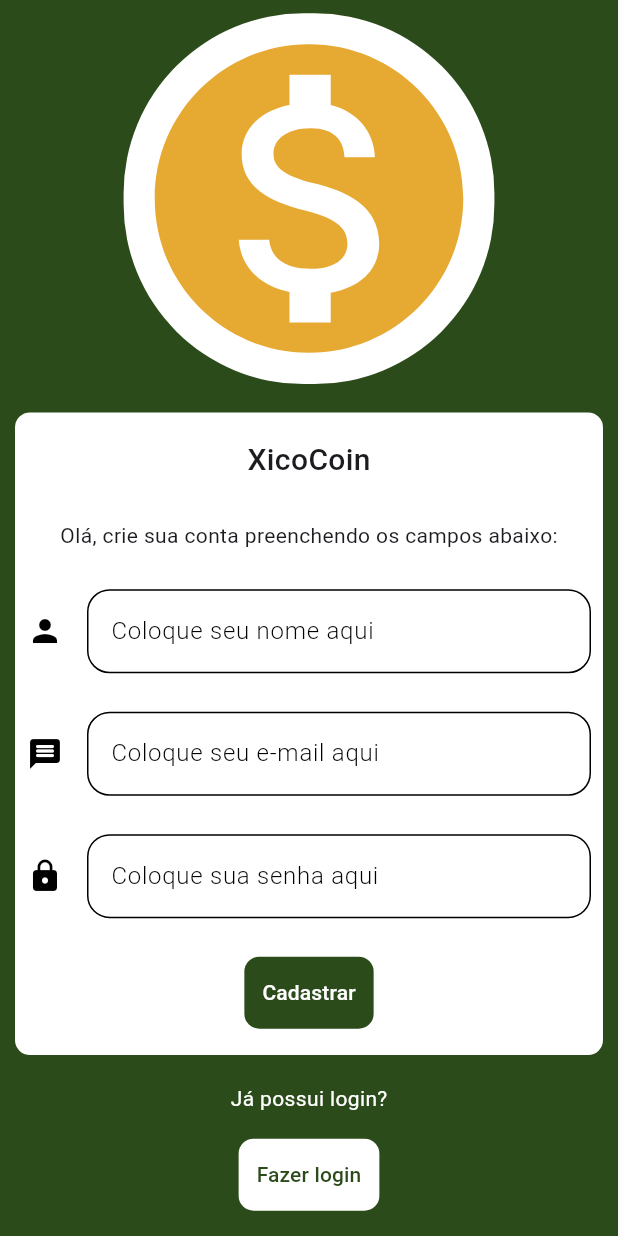
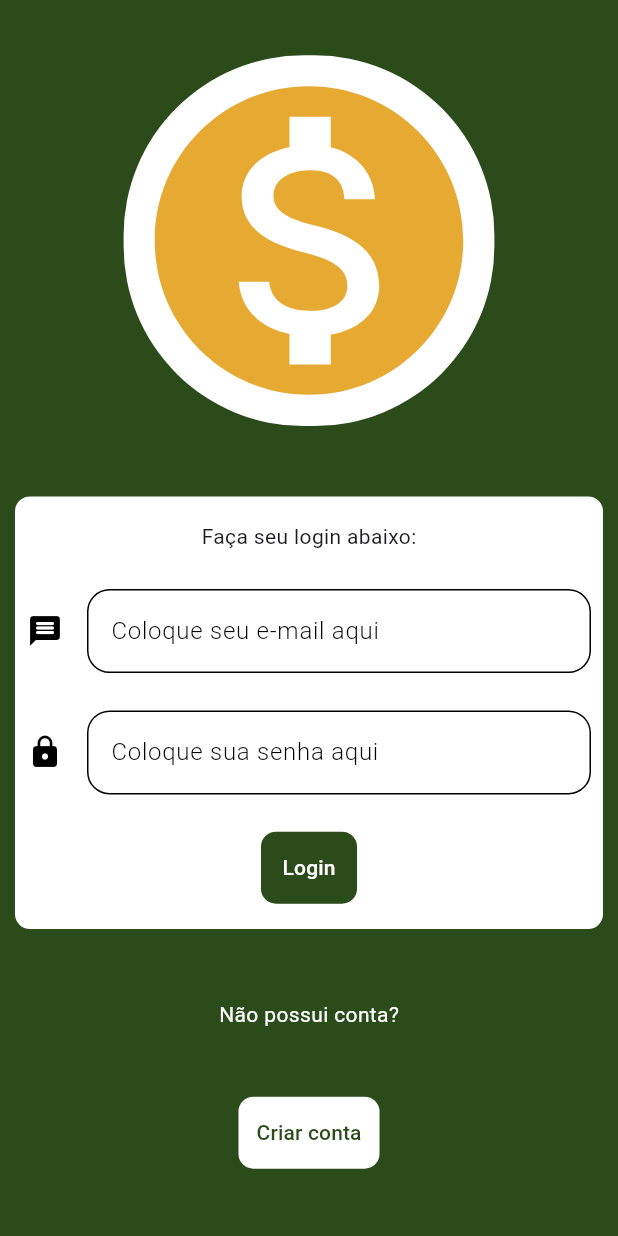
Before and after one commit to matheusAFONSECA/Fintrack-frontend, a Flutter app: the screen it shows after launch, after a tap on "Fazer login", on a phone screen of 412 x 824 dp. Run offline on Flutter 3.47's test engine with Material 3 defaults, Android fonts, the light colour scheme and no system bars.

Commit message:
fix login design

```diff
--- a/lib/View/login_screen.dart
+++ b/lib/View/login_screen.dart
@@ -1,71 +1,142 @@
+// ignore_for_file: prefer_const_constructors
+
 import 'dart:ui';
 
 import 'package:flutter/material.dart';
 
 class LoginScreen extends StatelessWidget {
   LoginScreen({super.key});
+
   final TextEditingController _emailController = TextEditingController();
   final TextEditingController _passwordController = TextEditingController();
 
   @override
   Widget build(BuildContext context) {
     return Scaffold(
-      body: Column(
+      body: SingleChildScrollView(
+        child: Container(
+          height: MediaQuery.of(context).size.height,
+          decoration: BoxDecoration(color: Color.fromARGB(255, 43, 75, 26)),
+          child: Column(
             mainAxisAlignment: MainAxisAlignment.spaceEvenly,
             children: [
-          Icon(
+              Container(
+                decoration: BoxDecoration(
+                    color: Colors.white,
+                    borderRadius: BorderRadius.all(Radius.circular(120))),
+                child: Icon(
                   Icons.monetization_on,
-            color: Color.fromARGB(255, 228, 214, 86),
+                  color: Color.fromARGB(255, 230, 169, 49),
                   size: MediaQuery.of(context).size.height * 0.3,
+                ),
               ),
               Padding(
                 padding: const EdgeInsets.all(10.0),
                 child: Container(
                   height: MediaQuery.of(context).size.height * 0.35,
                   decoration: BoxDecoration(
-                  color: const Color.fromARGB(255, 156, 216, 158),
+                      color: Color.fromARGB(255, 255, 255, 255),
                       borderRadius: BorderRadius.all(Radius.circular(10))),
                   child: Column(
                     mainAxisAlignment: MainAxisAlignment.spaceEvenly,
                     children: [
                       Padding(
                         padding: const EdgeInsets.all(8.0),
-                    child: Text(
-                      'Login',
-                      style: TextStyle(fontSize: 20),
-                    ),
+                        child: Text('Faça seu login abaixo:'),
                       ),
                       Padding(
                         padding: const EdgeInsets.all(8.0),
                         child: TextField(
                           controller: _emailController,
-                      decoration:
-                          InputDecoration(hintText: 'Insira seu e-mail'),
+                          decoration: InputDecoration(
+                            icon: Icon(
+                              Icons.message_rounded,
+                              color: Colors.black,
+                            ),
+                            hintText: 'Coloque seu e-mail aqui',
+                            hintStyle: TextStyle(
+                                color: Colors.black,
+                                fontWeight: FontWeight.w300),
+                            enabledBorder: OutlineInputBorder(
+                              borderRadius: BorderRadius.all(
+                                  Radius.circular(15.0)), // Borda arredondada
+                              borderSide: BorderSide(
+                                color: Colors.black, // Cor branca
+                                width: 1.0,
+                              ),
+                            ),
+                          ),
+                          style: TextStyle(color: Colors.black), // Cor do texto
                         ),
                       ),
                       Padding(
                         padding: const EdgeInsets.all(8.0),
                         child: TextField(
                           controller: _passwordController,
-                      decoration: InputDecoration(hintText: 'Insira sua senha'),
+                          decoration: InputDecoration(
+                            icon: Icon(
+                              Icons.lock,
+                              color: Colors.black,
+                            ),
+                            hintText: 'Coloque sua senha aqui',
+                            hintStyle: TextStyle(
+                                color: Colors.black,
+                                fontWeight: FontWeight.w300),
+                            enabledBorder: OutlineInputBorder(
+                              borderRadius: BorderRadius.all(
+                                  Radius.circular(15.0)), // Borda arredondada
+                              borderSide: BorderSide(
+                                color: Colors.black, // Cor branca
+                                width: 1.0,
+                              ),
+                            ),
+                          ),
+                          style: TextStyle(color: Colors.black), // Cor do texto
                         ),
                       ),
                       Padding(
                         padding: const EdgeInsets.all(8.0),
-                    child: ElevatedButton(
-                        onPressed: () {}, child: Text('Fazer Login')),
+                        child: Container(
+                          decoration: BoxDecoration(
+                              color: Color.fromARGB(255, 43, 75, 26),
+                              borderRadius:
+                                  BorderRadius.all(Radius.circular(10))),
+                          child: TextButton(
+                              onPressed: () {},
+                              child: Text(
+                                'Login',
+                                style: TextStyle(color: Colors.white),
+                              )),
+                        ),
                       ),
                     ],
                   ),
                 ),
               ),
-          Text('Não possui conta?'),
-          ElevatedButton(
+              Text(
+                'Não possui conta?',
+                style: TextStyle(color: Colors.white),
+              ),
+              Padding(
+                padding: const EdgeInsets.all(8.0),
+                child: Container(
+                  decoration: BoxDecoration(
+                      color: Colors.white,
+                      borderRadius: BorderRadius.all(Radius.circular(10))),
+                  child: TextButton(
                       onPressed: () {
-                Navigator.pushNamed(context, '/');
+                        Navigator.pushNamed(context, '/login');
                       },
-              child: Text('Criar uma conta'))
+                      child: Text(
+                        'Criar conta',
+                        style:
+                            TextStyle(color: Color.fromARGB(255, 43, 75, 26)),
+                      )),
+                ),
+              ),
             ],
+          ),
+        ),
       ),
     );
   }
--- a/lib/View/register_screen.dart
+++ b/lib/View/register_screen.dart
@@ -1,3 +1,5 @@
+// ignore_for_file: prefer_const_constructors
+
 import 'dart:ui';
 
 import 'package:flutter/material.dart';
@@ -80,7 +82,7 @@ class RegisterPage extends StatelessWidget {
                       Padding(
                         padding: const EdgeInsets.all(8.0),
                         child: TextField(
-                          controller: _nameController,
+                          controller: _emailController,
                           decoration: InputDecoration(
                             icon: Icon(
                               Icons.message_rounded,
@@ -105,7 +107,7 @@ class RegisterPage extends StatelessWidget {
                       Padding(
                         padding: const EdgeInsets.all(8.0),
                         child: TextField(
-                          controller: _nameController,
+                          controller: _passwordController,
                           decoration: InputDecoration(
                             icon: Icon(
                               Icons.lock,
@@ -157,7 +159,9 @@ class RegisterPage extends StatelessWidget {
                       color: Colors.white,
                       borderRadius: BorderRadius.all(Radius.circular(10))),
                   child: TextButton(
-                      onPressed: () {},
+                      onPressed: () {
+                        Navigator.pushNamed(context, '/login');
+                      },
                       child: Text(
                         'Fazer login',
                         style:
```
Lines whose indentation alone changed are shown as unchanged.
